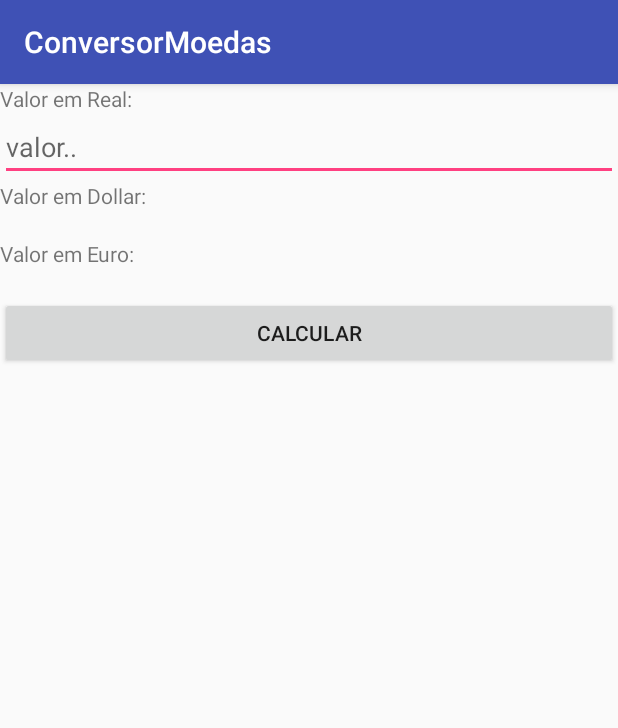
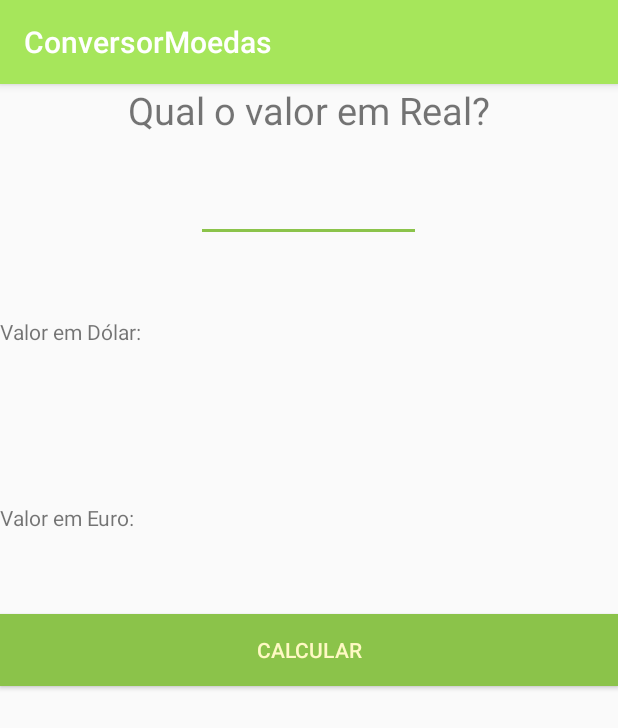
Before and after one commit to cesar-ferreira/Android---ConversorMoedas, an Android app: the screen it shows after launch (MainActivity), on a phone screen of 412 x 824 dp. Shown: the top 728 px of the screen. Run offline under Robolectric (Android 15) with nearby library versions, the phone set to English and light mode, and no system bars.

Commit message:
layout do app

```diff
--- a/app/src/main/res/layout/activity_main.xml
+++ b/app/src/main/res/layout/activity_main.xml
@@ -8,42 +8,57 @@
     tools:context="com.example.cesar.conversormoedas.MainActivity">
 
     <TextView
-        android:layout_width="match_parent"
+        android:layout_width="wrap_content"
         android:layout_height="wrap_content"
-        android:text="@string/valor_em_real"/>
+        android:text="@string/valor_em_real"
+        android:layout_gravity="center"
+        android:textSize="25sp"/>
 
     <EditText
         android:id="@+id/edit_value"
-        android:layout_width="match_parent"
+        android:layout_width="150dp"
         android:layout_height="wrap_content"
-        android:hint="@string/valor"/>
+        android:textSize="30sp"
+        android:layout_gravity="center"
+        android:textAlignment="center"
+        android:inputType="numberSigned"
+        android:layout_marginTop="10dp"
+        android:padding="10dp"/>
 
     <TextView
-        android:layout_width="match_parent"
+        android:layout_width="wrap_content"
         android:layout_height="wrap_content"
+        android:layout_marginTop="50dp"
         android:text="@string/valor_em_dollar"/>
 
     <TextView
         android:id="@+id/text_dollar"
-        android:layout_width="match_parent"
+        android:layout_width="wrap_content"
         android:layout_height="wrap_content"
-        android:text="@string/valor_em_dollar"/>
+        android:textSize="25sp"
+        android:textColor="@color/colorAccent"
+        android:padding="10dp"/>
 
     <TextView
-        android:layout_width="match_parent"
+        android:layout_width="wrap_content"
         android:layout_height="wrap_content"
+        android:layout_marginTop="50dp"
         android:text="@string/valor_em_euro"/>
 
     <TextView
         android:id="@+id/text_euro"
-        android:layout_width="match_parent"
+        android:layout_width="wrap_content"
         android:layout_height="wrap_content"
-        android:text="@string/valor_em_euro"/>
+        android:textColor="@color/colorAccent"
+        android:textSize="25sp"
+        android:padding="10dp"/>
 
     <Button
         android:id="@+id/button_calculate"
         android:layout_width="match_parent"
         android:layout_height="wrap_content"
+        android:background="@color/colorAccent"
+        android:textColor="@color/colorLight"
         android:text="@string/calcular"/>
 
 </LinearLayout>
--- a/app/src/main/res/values/colors.xml
+++ b/app/src/main/res/values/colors.xml
@@ -1,6 +1,7 @@
 <?xml version="1.0" encoding="utf-8"?>
 <resources>
-    <color name="colorPrimary">#3F51B5</color>
-    <color name="colorPrimaryDark">#303F9F</color>
-    <color name="colorAccent">#FF4081</color>
+    <color name="colorPrimary">#a6e65b</color>
+    <color name="colorPrimaryDark">#85bc47</color>
+    <color name="colorAccent">#8bc34a</color>
+    <color name="colorLight">#FFF9C4</color>
 </resources>
--- a/app/src/main/res/values/strings.xml
+++ b/app/src/main/res/values/strings.xml
@@ -1,7 +1,7 @@
 <resources>
     <string name="app_name">ConversorMoedas</string>
-    <string name="valor_em_real">Valor em Real:</string>
-    <string name="valor_em_dollar">Valor em Dollar:</string>
+    <string name="valor_em_real">Qual o valor em Real?</string>
+    <string name="valor_em_dollar">Valor em Dólar:</string>
     <string name="valor_em_euro">Valor em Euro:</string>
     <string name="calcular">Calcular</string>
     <string name="valor">valor..</string>
```
